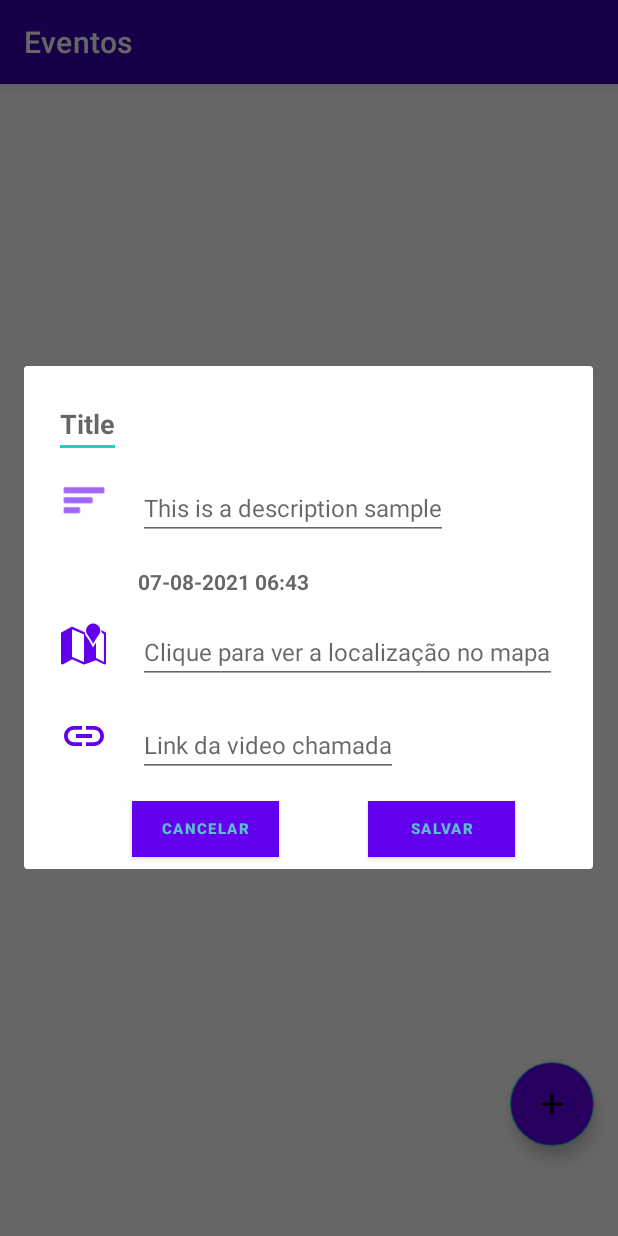
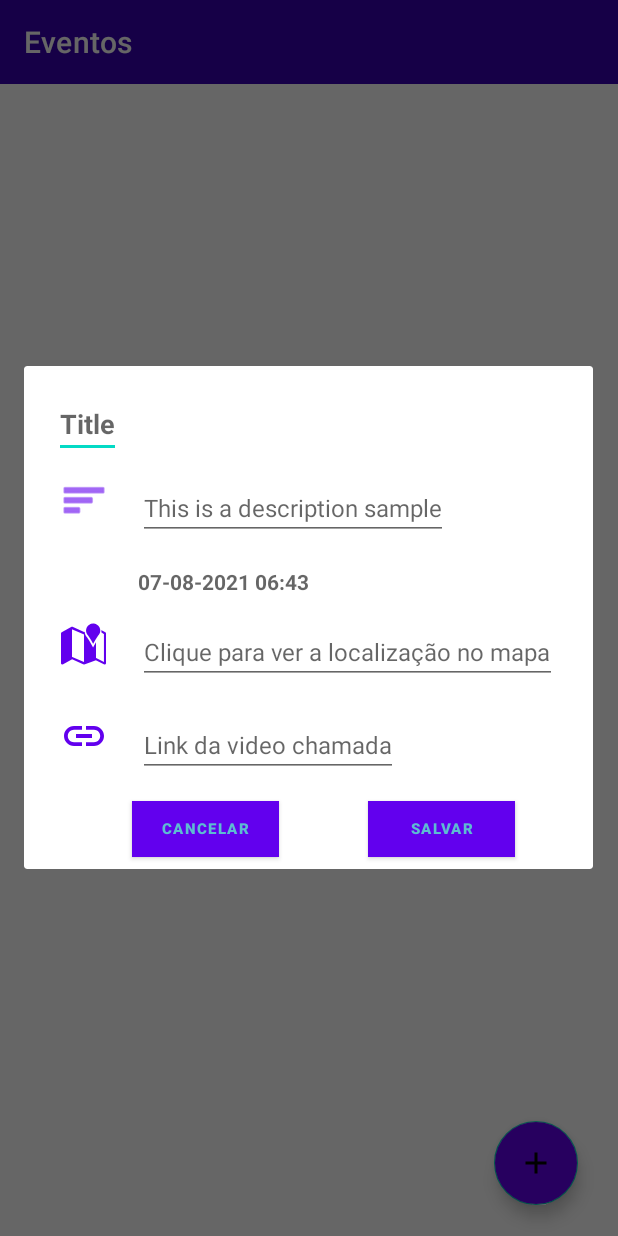
Before and after one commit to mateus-caetano/app-agenda, an Android app: the ListFragment screen opened through its navigation route, after a tap on an icon or button, on a phone screen of 412 x 824 dp. Run offline under Robolectric (Android 15) with nearby library versions, the phone set to English and light mode, and no system bars; our stand-ins replace Firebase (no records; nobody signed in at launch, a user with empty details on screens opened directly), data binding; libraries missing offline, so code that uses them is left out: com.firebase.ui.

Commit message:
Correção de bug
Bug ao acessar os detalhes foi resolvido;
Layout parcialmente ajeitado;
Bug ao acessar a lista de eventos.

```diff
--- a/agenda/app/src/main/java/com/mateus/agenda/AgendaViewModel.kt
+++ b/agenda/app/src/main/java/com/mateus/agenda/AgendaViewModel.kt
@@ -50,7 +50,7 @@ class AgendaViewModel(private val agendaItem: itemDatabase ): ViewModel() {
     }
 
     fun isEntryValid(itemTitle:String, itemLocation:String, itemDescription:String, itemLink:String): Boolean{
-        return !(itemTitle.isBlank() || itemDescription.isBlank() || itemLink.isBlank() || itemLocation.isBlank())
+        return !(itemTitle.isBlank() || itemDescription.isBlank() || (itemLink.isBlank() && itemLocation.isBlank()))
     }
     fun retrieveItem(id: String): LiveData<Task>{
         agendaItem.getItem(id){ _selectItem.value = it}
@@ -61,7 +61,9 @@ class AgendaViewModel(private val agendaItem: itemDatabase ): ViewModel() {
     }
 
     fun deleteItem(item: Task){
-       agendaItem.delete(item)
+        viewModelScope.launch{
+            agendaItem.delete(item)
+        }
     }
 }
 class AgendaModelFactory(private val item:itemDatabase): ViewModelProvider.Factory{
--- a/agenda/app/src/main/java/com/mateus/agenda/LoginFragment.kt
+++ b/agenda/app/src/main/java/com/mateus/agenda/LoginFragment.kt
@@ -7,12 +7,17 @@ import android.view.LayoutInflater
 import android.view.View
 import android.view.ViewGroup
 import android.widget.Button
+import androidx.appcompat.app.AppCompatActivity
 import androidx.fragment.app.activityViewModels
 import androidx.navigation.NavOptions
 import androidx.navigation.findNavController
 import androidx.navigation.fragment.findNavController
 import androidx.navigation.fragment.navArgs
 import androidx.recyclerview.widget.LinearLayoutManager
+import com.firebase.ui.auth.AuthUI
+import com.firebase.ui.auth.FirebaseAuthUIActivityResultContract
+import com.firebase.ui.auth.data.model.FirebaseAuthUIAuthenticationResult
+import com.google.firebase.auth.FirebaseAuth
 import com.mateus.agenda.databinding.FragmentLoginBinding
 
 class LoginFragment : Fragment() {
@@ -52,4 +57,5 @@ class LoginFragment : Fragment() {
             this.findNavController().navigate(action)
         }
     }
+
 }
--- a/agenda/app/src/main/java/com/mateus/agenda/MainActivity.kt
+++ b/agenda/app/src/main/java/com/mateus/agenda/MainActivity.kt
@@ -11,8 +11,6 @@ import com.google.android.gms.maps.OnMapReadyCallback
 import com.google.android.gms.maps.model.LatLng
 import com.google.android.gms.maps.model.MarkerOptions
 import androidx.navigation.fragment.NavHostFragment
-import androidx.navigation.ui.setupActionBarWithNavController
-
 
 
 class MainActivity : AppCompatActivity(), OnMapReadyCallback {
@@ -53,5 +51,4 @@ class MainActivity : AppCompatActivity(), OnMapReadyCallback {
                 .title("Marker")
         )
     }
-
 }
--- a/agenda/app/src/main/res/layout/fragment_list.xml
+++ b/agenda/app/src/main/res/layout/fragment_list.xml
@@ -3,7 +3,7 @@
     xmlns:tools="http://schemas.android.com/tools"
     xmlns:app="http://schemas.android.com/apk/res-auto">
 
-<LinearLayout
+<androidx.constraintlayout.widget.ConstraintLayout
     android:id="@+id/fragmentList"
     android:layout_width="match_parent"
     android:layout_height="match_parent"
@@ -18,37 +18,47 @@
         app:layout_constraintEnd_toStartOf="parent"
         app:layout_constraintEnd_toEndOf="parent">
 
-        <com.google.android.material.appbar.MaterialToolbar
-            android:id="@+id/topAppBar"
-            android:layout_width="match_parent"
-            android:layout_height="?attr/actionBarSize"
-            app:title="Eventos"
-            app:titleTextColor="@color/white"
-            android:background="?attr/colorPrimaryVariant"
-            />
+    </com.google.android.material.appbar.AppBarLayout>
 
-    </com.google.android.material.appbar.AppBarLayout>
-    <FrameLayout
+
+    <androidx.recyclerview.widget.RecyclerView
+        android:id="@+id/recycler_view"
         android:layout_width="match_parent"
-        android:layout_height="wrap_content">
+        android:layout_height="750dp"
+        android:layout_marginVertical="8dp"
+        app:layout_constraintBottom_toBottomOf="parent"
+        app:layout_constraintEnd_toEndOf="parent"
+        app:layout_constraintHorizontal_bias="0.0"
+        app:layout_constraintStart_toStartOf="parent"
+        app:layout_constraintTop_toBottomOf="@+id/topAppBar"
+        app:layout_constraintVertical_bias="0.016" />
 
-        <androidx.recyclerview.widget.RecyclerView
-            android:id="@+id/recycler_view"
-            android:layout_width="match_parent"
-            android:layout_height="708dp"
-            android:layout_marginVertical="8dp"
-            app:layout_constraintBottom_toBottomOf="parent"
-            app:layout_constraintEnd_toEndOf="parent" />
+    <com.google.android.material.floatingactionbutton.FloatingActionButton
+        android:id="@+id/addbtn"
+        android:layout_width="56dp"
+        android:layout_height="56dp"
+        android:layout_gravity="end|bottom"
+        android:layout_margin="16dp"
+        android:layout_marginEnd="8dp"
+        android:layout_marginBottom="24dp"
+        android:backgroundTint="?attr/colorPrimary"
+        android:onClick="eventDialog"
+        android:src="@drawable/ic_baseline_add_24"
+        app:layout_constraintBottom_toBottomOf="parent"
+        app:layout_constraintEnd_toEndOf="parent"
+        app:layout_constraintHorizontal_bias="0.967"
+        app:layout_constraintStart_toStartOf="parent"
+        app:layout_constraintTop_toTopOf="parent"
+        app:layout_constraintVertical_bias="0.994" />
 
-        <com.google.android.material.floatingactionbutton.FloatingActionButton
-            android:id="@+id/addbtn"
-            android:layout_width="wrap_content"
-            android:layout_height="wrap_content"
-            android:layout_gravity="end|bottom"
-            android:layout_margin="16dp"
-            android:backgroundTint="?attr/colorPrimary"
-            android:onClick="eventDialog"
-            android:src="@drawable/ic_baseline_add_24" />
-    </FrameLayout>
-</LinearLayout>
+    <com.google.android.material.appbar.MaterialToolbar
+        android:id="@+id/topAppBar"
+        android:layout_width="match_parent"
+        android:layout_height="?attr/actionBarSize"
+        android:background="?attr/colorPrimaryVariant"
+        app:layout_constraintStart_toStartOf="parent"
+        app:layout_constraintTop_toTopOf="parent"
+        app:title="Eventos"
+        app:titleTextColor="@color/white" />
+</androidx.constraintlayout.widget.ConstraintLayout>
 </layout>
--- a/agenda/app/src/main/res/navigation/app_navigation.xml
+++ b/agenda/app/src/main/res/navigation/app_navigation.xml
@@ -56,9 +56,6 @@
         <action
             android:id="@+id/action_detailsFragment_to_mapFragment"
             app:destination="@id/mapFragment" />
-        <action
-            android:id="@+id/action_detailsFragment_to_listFragment"
-            app:destination="@id/listFragment" />
     </fragment>
     <fragment xmlns:android="http://schemas.android.com/apk/res/android"
         xmlns:map="http://schemas.android.com/apk/res-auto"
```
Also changed, not shown: agenda/app/build.gradle (+7 -0 lines), agenda/app/src/main/java/adapters/Adapter.kt (+11 -8 lines), agenda/app/src/main/java/com/mateus/agenda/login/FirebaseUIActivity.kt (added, +75 -0 lines), agenda/app/src/main/java/com/mateus/agenda/newEventDialog.kt (+12 -4 lines), agenda/app/src/main/res/layout/fragment_list_item.xml (+16 -15 lines).
